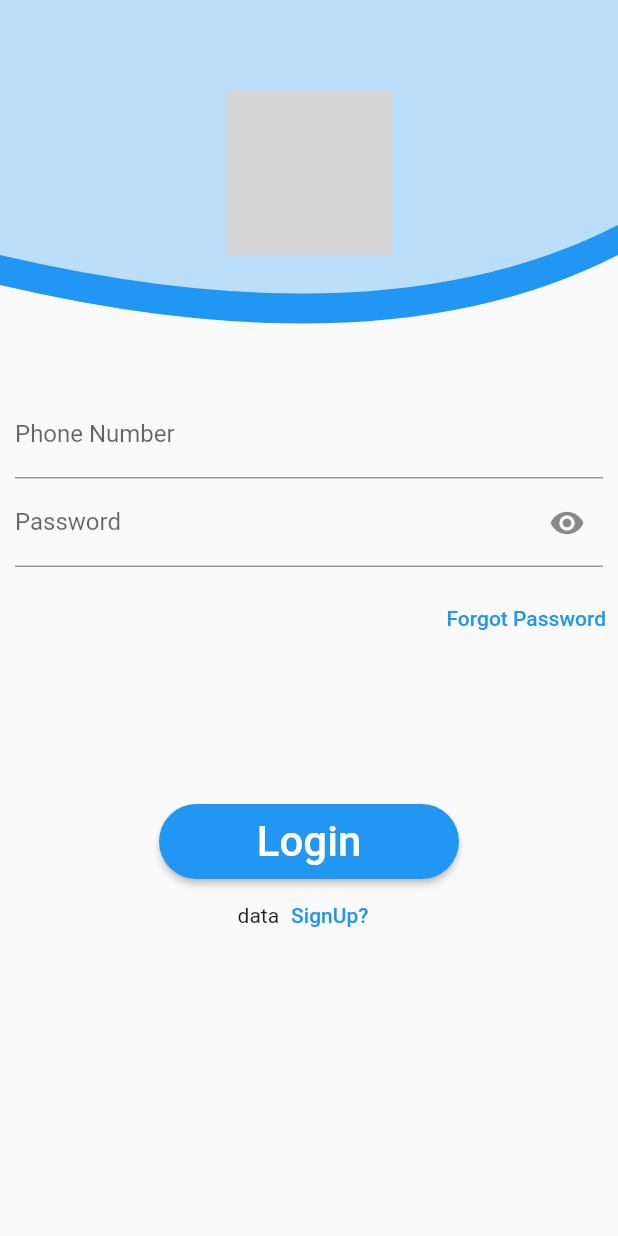
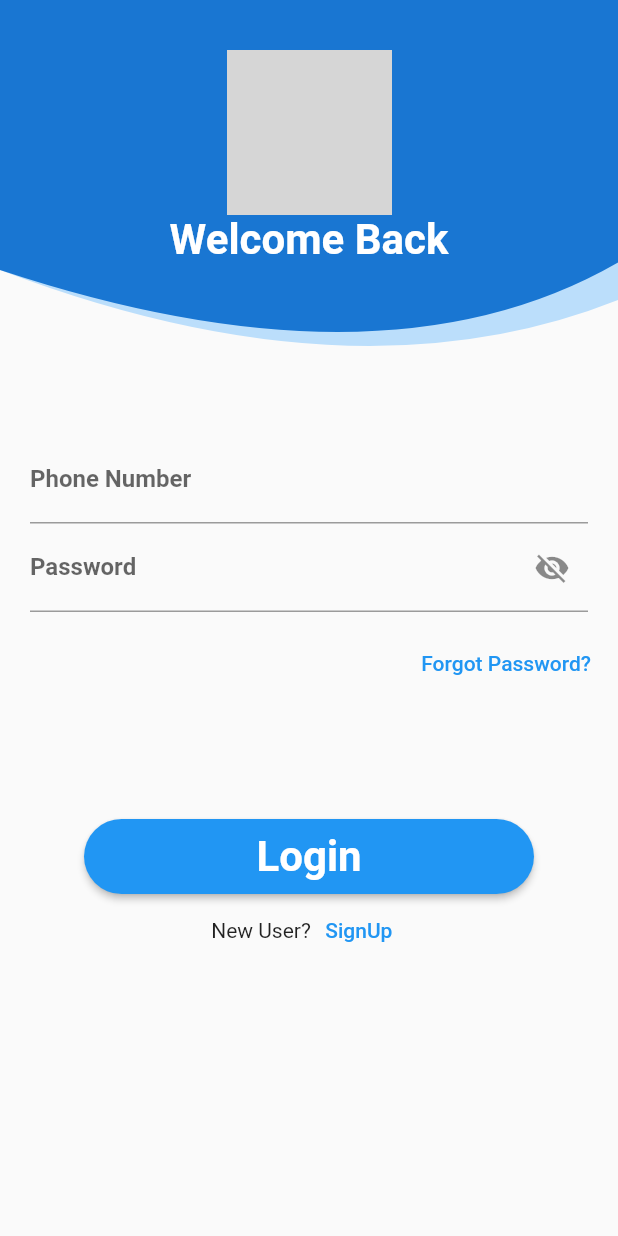
Before and after one commit to ahmadlhony/mobile_app_test, a Flutter app: the screen it shows after launch, on a phone screen of 412 x 824 dp. Run offline on Flutter 3.47's test engine with Material 2 defaults, Android fonts, the phone set to English and light mode, and no system bars; network calls fail; grey boxes are pictures that could not be loaded.

Commit message:
ClipBizer implemented

```diff
--- a/lib/screen/home_screen.dart
+++ b/lib/screen/home_screen.dart
@@ -13,35 +13,52 @@ class HomeScreen extends StatelessWidget {
                   ClipPath(
                     clipper: new CurvedBottomClipper(),
                     child: Container(
-                      height: 250,
-                      color: Colors.blue,
+                      height: 270,
+                      color: Colors.blue[100],
                     ),
                   ),
                   ClipPath(
-                    clipper: new CurvedBottomClipper(),
+                    clipper: new CurvedBottomClipper2(),
                     child: Container(
-                      height: 230,
+                      height: 270,
                       width: MediaQuery.of(context).size.width,
-                      color: Colors.blue[100],
-                      child: Center(
-                        child: Image.network(
-                          "https://www.boulderweekly.com/wp-content/uploads/2020/06/Twitter_Logo.png",
+                      color: Colors.blue[700],
+                      child: Column(
+                        mainAxisAlignment: MainAxisAlignment.center,
+                        children: [
+                          Image.network(
+                            "https://lh3.googleusercontent.com/proxy/PV2eRV2Y08UZAzvJd5F5cfeI07jpRccjPUJTh9UKyV7XX-gokRCPWzs9SXTuvNVLlxsG8hBBqW0IhwP3TM1Gq2tHupDWSo7TCiF4UspE3j5t",
                             height: 110,
                             width: 110,
                           ),
+                          Text(
+                            "Welcome Back",
+                            style: TextStyle(
+                              color: Colors.white,
+                              fontSize: 28,
+                              fontWeight: FontWeight.bold,
+                            ),
+                          ),
+                          SizedBox(
+                            height: 60,
+                          )
+                        ],
                       ),
                     ),
                   ),
                 ],
               ),
               Container(
-                margin: EdgeInsets.all(10),
+                margin: EdgeInsets.fromLTRB(20, 20, 20, 10),
                 width: MediaQuery.of(context).size.width,
                 child: Column(
                   children: [
                     TextField(
                       decoration: InputDecoration(
                         labelText: "Phone Number",
+                        labelStyle: TextStyle(
+                          fontWeight: FontWeight.bold,
+                        ),
                       ),
                     ),
                     TextField(
@@ -49,32 +66,37 @@ class HomeScreen extends StatelessWidget {
                       decoration: InputDecoration(
                         labelText: "Password",
                         suffixIcon: IconButton(
-                            icon: Icon(Icons.visibility),
+                          icon: Icon(Icons.visibility_off),
                           onPressed: () {},
-                          )),
-                    )
+                        ),
+                        labelStyle: TextStyle(
+                          fontWeight: FontWeight.bold,
+                        ),
+                      ),
+                    ),
                   ],
                 ),
               ),
               Container(
-                alignment: Alignment.centerRight,
+                margin: EdgeInsets.only(right: 10),
+                alignment: Alignment.bottomRight,
                 child: TextButton(
                   onPressed: () {},
-                  child: Text("Forgot Password"),
+                  child: Text("Forgot Password?"),
                 ),
                 // alignment: Alignment.centerRight,
               ),
               SizedBox(
-                height: 100,
+                height: 80,
               ),
               SizedBox(
-                width: 200,
+                width: 300,
                 height: 50,
                 child: ElevatedButton(
                   onPressed: () {},
                   child: Text(
                     "Login",
-                    style: TextStyle(fontSize: 28),
+                    style: TextStyle(fontSize: 28, fontWeight: FontWeight.bold),
                   ),
                   style: ButtonStyle(
                     shape: MaterialStateProperty.all<RoundedRectangleBorder>(
@@ -89,8 +111,8 @@ class HomeScreen extends StatelessWidget {
               Row(
                 mainAxisAlignment: MainAxisAlignment.center,
                 children: [
-                  Text("data"),
-                  TextButton(onPressed: () {}, child: Text("SignUp?"))
+                  Text("New User?"),
+                  TextButton(onPressed: () {}, child: Text("SignUp"))
                 ],
               )
             ],
@@ -106,9 +128,9 @@ class CurvedBottomClipper extends CustomClipper<Path> {
   Path getClip(Size size) {
     var path = Path();
 
-    path.lineTo(0, size.height - 60);
+    path.lineTo(0, size.height - 90);
     path.quadraticBezierTo(
-        (size.width / 2) + 50, size.height, size.width, size.height - 80);
+        (size.width / 2) + 30, size.height, size.width, size.height - 70);
     path.lineTo(size.width, 0);
     path.close();
 
@@ -122,3 +144,25 @@ class CurvedBottomClipper extends CustomClipper<Path> {
     return true;
   }
 }
+
+class CurvedBottomClipper2 extends CustomClipper<Path> {
+  @override
+  Path getClip(Size size) {
+    var path = Path();
+
+    path.lineTo(0, size.height - 90);
+    path.quadraticBezierTo(
+        (size.width / 2) + 50, size.height - 5, size.width, size.height - 95);
+    path.lineTo(size.width, 0);
+    path.close();
+
+    return path;
+  }
+
+  @override
+  bool shouldReclip(CustomClipper<Path> oldClipper) {
+    // returning fixed 'true' value here for simplicity, it's not the part of actual question, please read docs if you want to dig into it
+    // basically that means that clipping will be redrawn on any changes
+    return true;
+  }
+}
```
Lines whose indentation alone changed are shown as unchanged.
